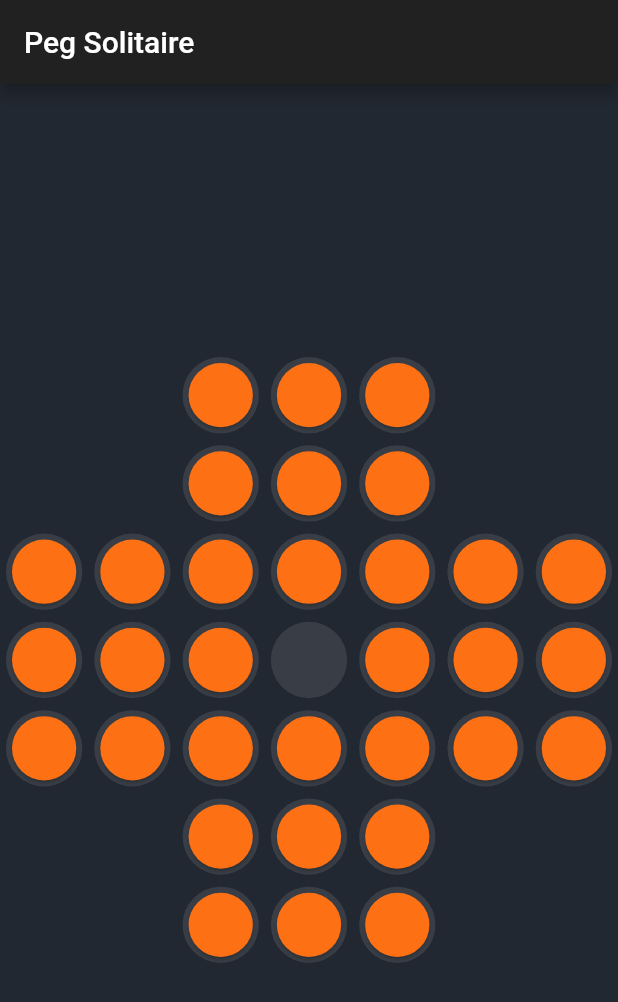
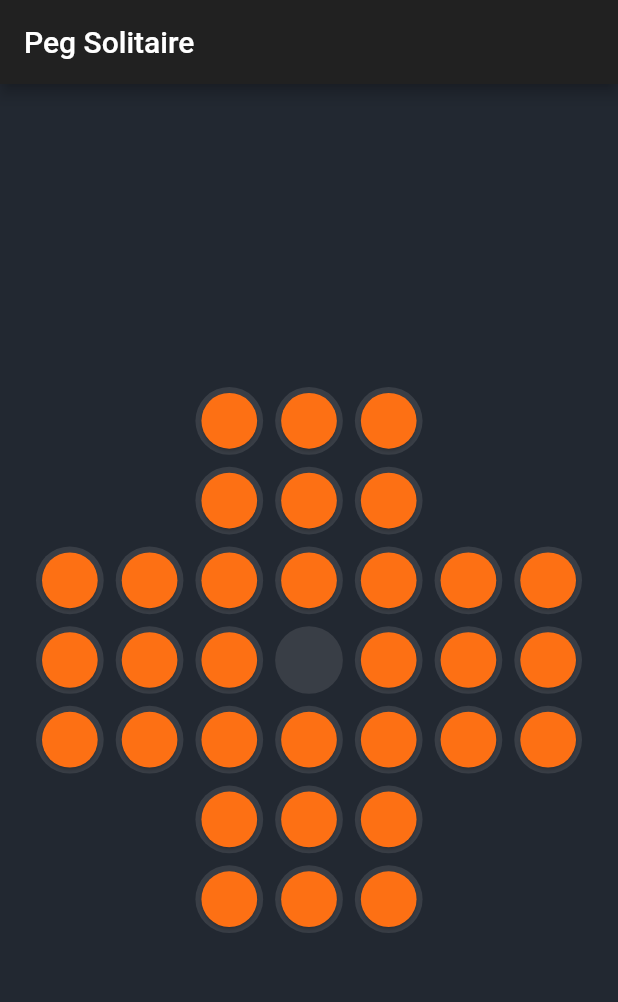
Before and after one commit to austincv/peg-solitaire, a Flutter app: the screen it shows after launch, on a phone screen of 412 x 824 dp. Shown: the top 1002 px of the screen. Run offline on Flutter 3.47's test engine with Material 2 defaults, Android fonts, the phone set to English and light mode, and no system bars.

Commit message:
Add safe area and padding

```diff
--- a/lib/main.dart
+++ b/lib/main.dart
@@ -15,7 +15,11 @@ class MyApp extends StatelessWidget {
           title: Text(title),
         ),
         body: Center(
-          child: SafeArea(child: Board()),
+          child: SafeArea(
+              child: Padding(
+            padding: const EdgeInsets.all(20.0),
+            child: Board(),
+          )),
         ),
       ),
       theme: ThemeData.dark().copyWith(
```
